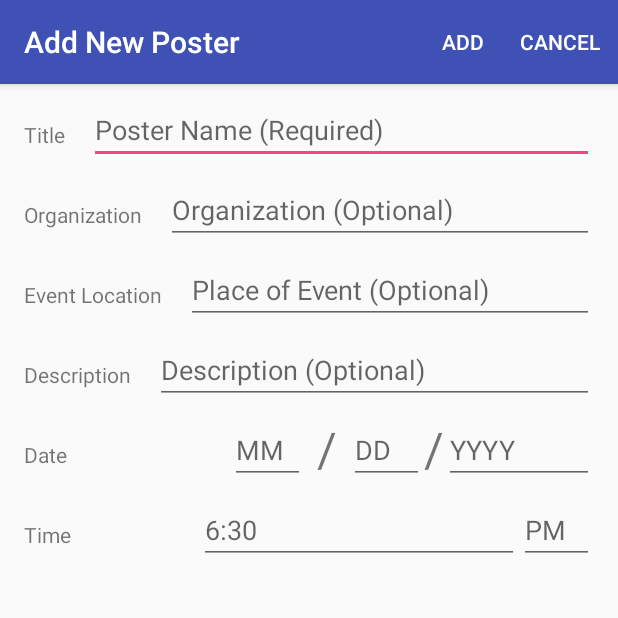
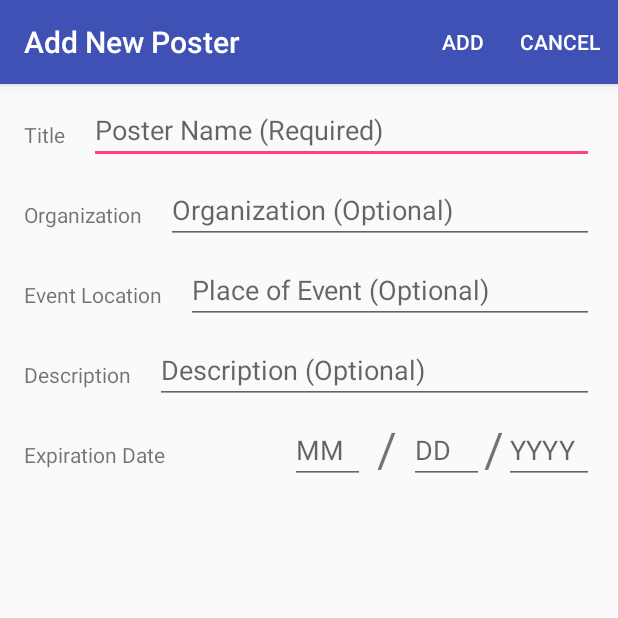
Before and after one commit to ChiaHuaLu/UkioskTracker, an Android app: the EditPosterActivity screen opened directly, with no data from a screen before it, on a phone screen of 412 x 824 dp, the top half of it. Run offline under Robolectric (Android 15) with nearby library versions, the light colour scheme and no system bars; libraries missing offline, so code that uses them is left out: com.orm.

Commit message:
Expiration Date Update
Now allows you to add a date with error checking

```diff
--- a/app/src/main/java/chiahua/ukiosktracker/PosterChecklistActivity.java
+++ b/app/src/main/java/chiahua/ukiosktracker/PosterChecklistActivity.java
@@ -127,6 +127,7 @@ public class PosterChecklistActivity extends AppCompatActivity implements OnMapR
                     kp = new KioskPoster(kiosk, poster);
                     kp.save();
                     allKPs.add(kp);
+
                     relevantKPs.add(kp);
                     //KioskPoster.saveInTx(allKPs);
                     poster.increaseCount();
@@ -136,6 +137,7 @@ public class PosterChecklistActivity extends AppCompatActivity implements OnMapR
                     marker.setIcon(BitmapDescriptorFactory.fromResource(android.R.drawable.checkbox_off_background));
                     allKPs.remove(kp);
                     relevantKPs.remove(kp);
+                    KioskPoster.delete(kp);
                     //KioskPoster.saveInTx(allKPs);
                     poster.decreaseCount();
                     poster.save();
--- a/app/src/main/res/layout/content_edit_poster.xml
+++ b/app/src/main/res/layout/content_edit_poster.xml
@@ -195,32 +195,6 @@
                 app:layout_constraintTop_toTopOf="parent" />
 
             <EditText
-                android:id="@+id/editAM_PM_ET"
-                android:layout_width="50dp"
-                android:layout_height="wrap_content"
-                android:ems="10"
-                android:inputType="textPersonName"
-                android:hint="PM"
-                android:maxLength="2"
-                android:layout_marginTop="8dp"
-                app:layout_constraintTop_toBottomOf="@+id/edit_dateET"
-                android:layout_marginRight="16dp"
-                app:layout_constraintRight_toRightOf="parent" />
-
-            <EditText
-                android:id="@+id/edit_timeET"
-                android:layout_width="wrap_content"
-                android:layout_height="wrap_content"
-                android:ems="10"
-                android:maxLength="5"
-                android:hint="6:30"
-                android:inputType="time"
-                android:layout_marginTop="8dp"
-                app:layout_constraintTop_toBottomOf="@+id/edit_dateET"
-                app:layout_constraintRight_toLeftOf="@+id/editAM_PM_ET"
-                android:layout_marginRight="0dp" />
-
-            <EditText
                 android:id="@+id/edit_dateET"
                 android:layout_width="50dp"
                 android:layout_height="wrap_content"
@@ -246,19 +220,9 @@
                 app:layout_constraintRight_toLeftOf="@+id/slashA"
                 app:layout_constraintTop_toBottomOf="@+id/edit_descriptionET" />
 
-            <TextView
-                android:id="@+id/edit_timeTV"
-                android:layout_width="wrap_content"
-                android:layout_height="wrap_content"
-                android:text="@string/time"
-                android:layout_marginLeft="16dp"
-                app:layout_constraintLeft_toLeftOf="parent"
-                android:layout_marginTop="24dp"
-                app:layout_constraintTop_toBottomOf="@+id/edit_monthET" />
-
             <EditText
                 android:id="@+id/edit_yearET"
-                android:layout_width="100dp"
+                android:layout_width="60dp"
                 android:layout_height="wrap_content"
                 android:ems="10"
                 android:inputType="date"
--- a/app/src/main/res/values/strings.xml
+++ b/app/src/main/res/values/strings.xml
@@ -36,7 +36,7 @@
     <string name="add">Add</string>
     <string name="cancel">Cancel</string>
     <string name="save">Save</string>
-    <string name="date">Date</string>
+    <string name="date"> Expiration Date</string>
     <string name="slash">/</string>
     <string name="time">Time</string>
 
```
Also changed, not shown: app/src/main/java/chiahua/ukiosktracker/EditPosterActivity.java (+106 -4 lines).
